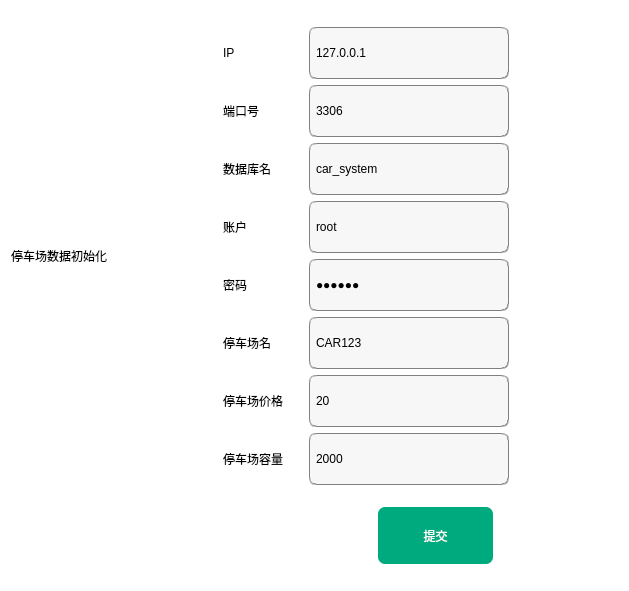
This is initfile.ui in wangerge403/parkingManageSystem as Qt 5 draws it before an edit. The edited form follows.
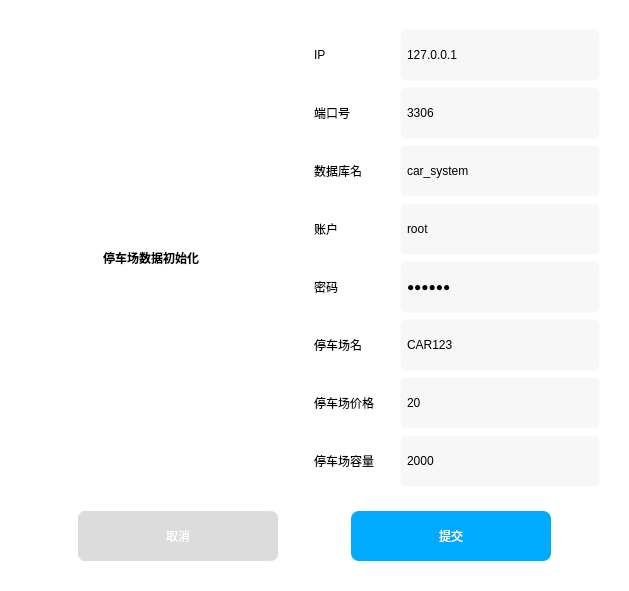
This is the edited form.

The edit to the form file:
```diff
--- a/initfile.ui
+++ b/initfile.ui
@@ -42,8 +42,15 @@
     <layout class="QHBoxLayout" name="horizontalLayout_2">
      <item>
       <widget class="QLabel" name="label">
+       <property name="minimumSize">
+        <size>
+         <width>280</width>
+         <height>280</height>
+        </size>
+       </property>
        <property name="styleSheet">
-        <string notr="true">font: 15pt &quot;字心坊猫的天空之城（特别定制版）&quot;;</string>
+        <string notr="true">font: 15pt &quot;字心坊猫的天空之城（特别定制版）&quot;;
+font: bold;</string>
        </property>
        <property name="text">
         <string>停车场数据初始化</string>
@@ -176,7 +183,7 @@
            </property>
            <property name="styleSheet">
             <string notr="true">background-color: rgb(247, 247, 247);
-border:1px groove gray;
+border:1px groove transparent;
 border-radius:7px;
 padding:2px 4px;
 font: 10pt &quot;华文隶书&quot;;</string>
@@ -199,7 +206,7 @@
            </property>
            <property name="styleSheet">
             <string notr="true">background-color: rgb(247, 247, 247);
-border:1px groove gray;
+border:1px groove transparent;
 border-radius:7px;
 padding:2px 4px;
 font: 10pt &quot;华文隶书&quot;;</string>
@@ -222,7 +229,7 @@
            </property>
            <property name="styleSheet">
             <string notr="true">background-color: rgb(247, 247, 247);
-border:1px groove gray;
+border:1px groove transparent;
 border-radius:7px;
 padding:2px 4px;
 font: 10pt &quot;华文隶书&quot;;</string>
@@ -245,7 +252,7 @@
            </property>
            <property name="styleSheet">
             <string notr="true">background-color: rgb(247, 247, 247);
-border:1px groove gray;
+border:1px groove transparent;
 border-radius:7px;
 padding:2px 4px;
 font: 10pt &quot;华文隶书&quot;;</string>
@@ -268,7 +275,7 @@
            </property>
            <property name="styleSheet">
             <string notr="true">background-color: rgb(247, 247, 247);
-border:1px groove gray;
+border:1px groove transparent;
 border-radius:7px;
 padding:2px 4px;
 font: 10pt &quot;华文隶书&quot;;</string>
@@ -294,7 +301,7 @@
            </property>
            <property name="styleSheet">
             <string notr="true">background-color: rgb(247, 247, 247);
-border:1px groove gray;
+border:1px groove transparent;
 border-radius:7px;
 padding:2px 4px;
 font: 10pt &quot;华文隶书&quot;;</string>
@@ -317,7 +324,7 @@
            </property>
            <property name="styleSheet">
             <string notr="true">background-color: rgb(247, 247, 247);
-border:1px groove gray;
+border:1px groove transparent;
 border-radius:7px;
 padding:2px 4px;
 font: 10pt &quot;华文隶书&quot;;</string>
@@ -340,7 +347,7 @@
            </property>
            <property name="styleSheet">
             <string notr="true">background-color: rgb(247, 247, 247);
-border:1px groove gray;
+border:1px groove transparent;
 border-radius:7px;
 padding:2px 4px;
 font: 10pt &quot;华文隶书&quot;;</string>
@@ -384,8 +391,8 @@
        </property>
        <property name="minimumSize">
         <size>
-         <width>115</width>
-         <height>57</height>
+         <width>200</width>
+         <height>50</height>
         </size>
        </property>
        <property name="contextMenuPolicy">
@@ -395,10 +402,10 @@
         <enum>Qt::LeftToRight</enum>
        </property>
        <property name="styleSheet">
-        <string notr="true">background-color: rgbrgb(255, 85, 0);
+        <string notr="true">background-color: rgb(220, 220, 220);
 color: rgb(255, 255, 255);
 font: 25 9pt &quot;Bahnschrift Light&quot;;
-font: 10pt &quot;华文隶书&quot;;
+font: 12pt &quot;华文隶书&quot;;
 border-radius:7px;</string>
        </property>
        <property name="locale">
@@ -419,8 +426,8 @@
        </property>
        <property name="minimumSize">
         <size>
-         <width>115</width>
-         <height>57</height>
+         <width>200</width>
+         <height>50</height>
         </size>
        </property>
        <property name="contextMenuPolicy">
@@ -430,11 +437,11 @@
         <enum>Qt::LeftToRight</enum>
        </property>
        <property name="styleSheet">
-        <string notr="true">background-color: rgb(0, 170, 127);
+        <string notr="true">background-color: rgb(0, 170, 255);
 color: rgb(255, 255, 255);
 font: 25 9pt &quot;Bahnschrift Light&quot;;
-font: 10pt &quot;华文隶书&quot;;
-border-radius:7px;</string>
+font: 12pt &quot;华文隶书&quot;;
+border-radius:8px;</string>
        </property>
        <property name="locale">
         <locale language="Chinese" country="China"/>
```
